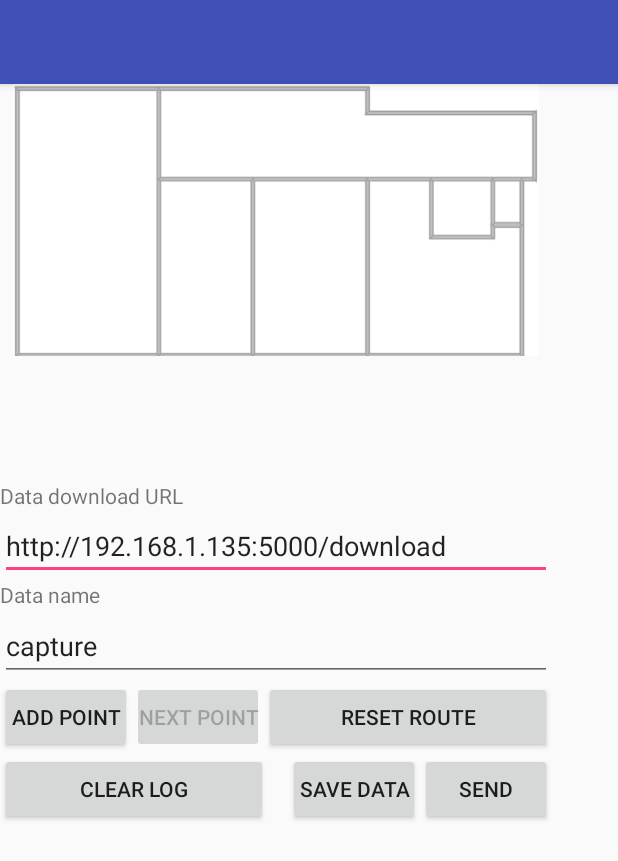
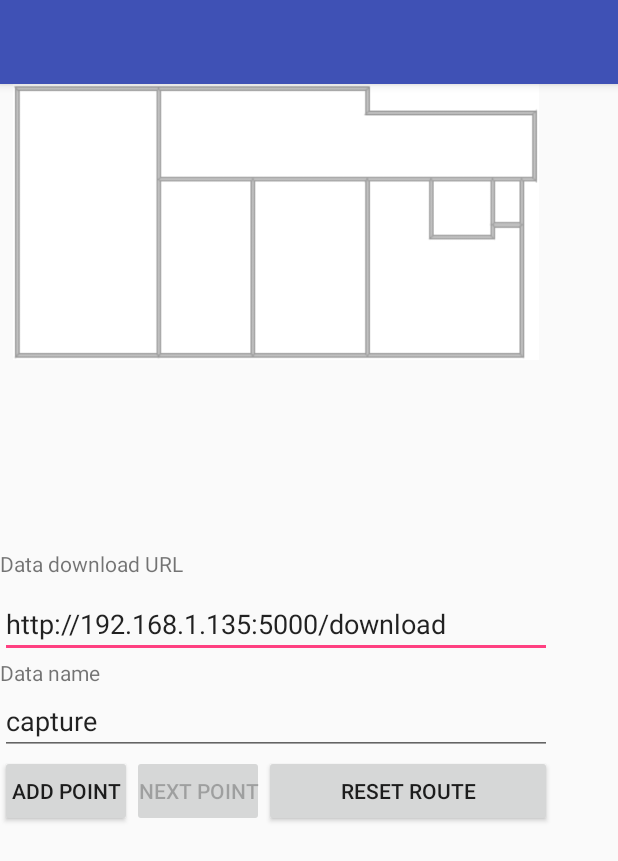
Before and after one commit to Informhunter/IPS, an Android app: the screen it shows after launch (MainActivity), on a phone screen of 412 x 824 dp. Shown: the top 861 px of the screen. Run offline under Robolectric (Android 15) with nearby library versions, the phone set to English and light mode, and no system bars.

Commit message:
Minor layout changes

```diff
--- a/Android/Locator/app/src/main/res/layout/activity_main.xml
+++ b/Android/Locator/app/src/main/res/layout/activity_main.xml
@@ -34,7 +34,7 @@
             android:id="@+id/coordsText"
             android:layout_width="match_parent"
             android:layout_height="wrap_content"
-            android:layout_weight="0.60"
+            android:layout_weight="0.35"
             android:textSize="8sp" />
 
         <TextView
@@ -42,7 +42,7 @@
             android:layout_width="match_parent"
             android:layout_height="47dp"
             android:layout_alignParentStart="true"
-            android:layout_weight="0.64" />
+            android:layout_weight="0.45" />
 
         <TextView
             android:id="@+id/textView"
@@ -110,43 +110,5 @@
 
         </LinearLayout>
 
-        <LinearLayout
-            android:layout_width="match_parent"
-            android:layout_height="60dp"
-            android:orientation="horizontal"
-            android:weightSum="1">
-
-            <Button
-                android:id="@+id/clearButton"
-                android:layout_width="wrap_content"
-                android:layout_height="wrap_content"
-                android:layout_alignParentBottom="true"
-                android:layout_marginEnd="13dp"
-                android:layout_toStartOf="@+id/saveButton"
-                android:layout_weight="1"
-                android:onClick="onClickButtonClear"
-                android:padding="0dp"
-                android:text="Clear log" />
-
-            <Button
-                android:id="@+id/saveButton"
-                android:layout_width="wrap_content"
-                android:layout_height="wrap_content"
-                android:layout_alignParentBottom="true"
-                android:layout_alignParentEnd="true"
-                android:layout_weight="0.31"
-                android:onClick="onClickButtonSave"
-                android:padding="0dp"
-                android:text="Save data" />
-
-            <Button
-                android:id="@+id/sendButton"
-                android:layout_width="wrap_content"
-                android:layout_height="wrap_content"
-                android:onClick="onSendButtonClick"
-                android:padding="0dp"
-                android:text="Send" />
-        </LinearLayout>
-
     </LinearLayout>
 </android.support.constraint.ConstraintLayout>
```
